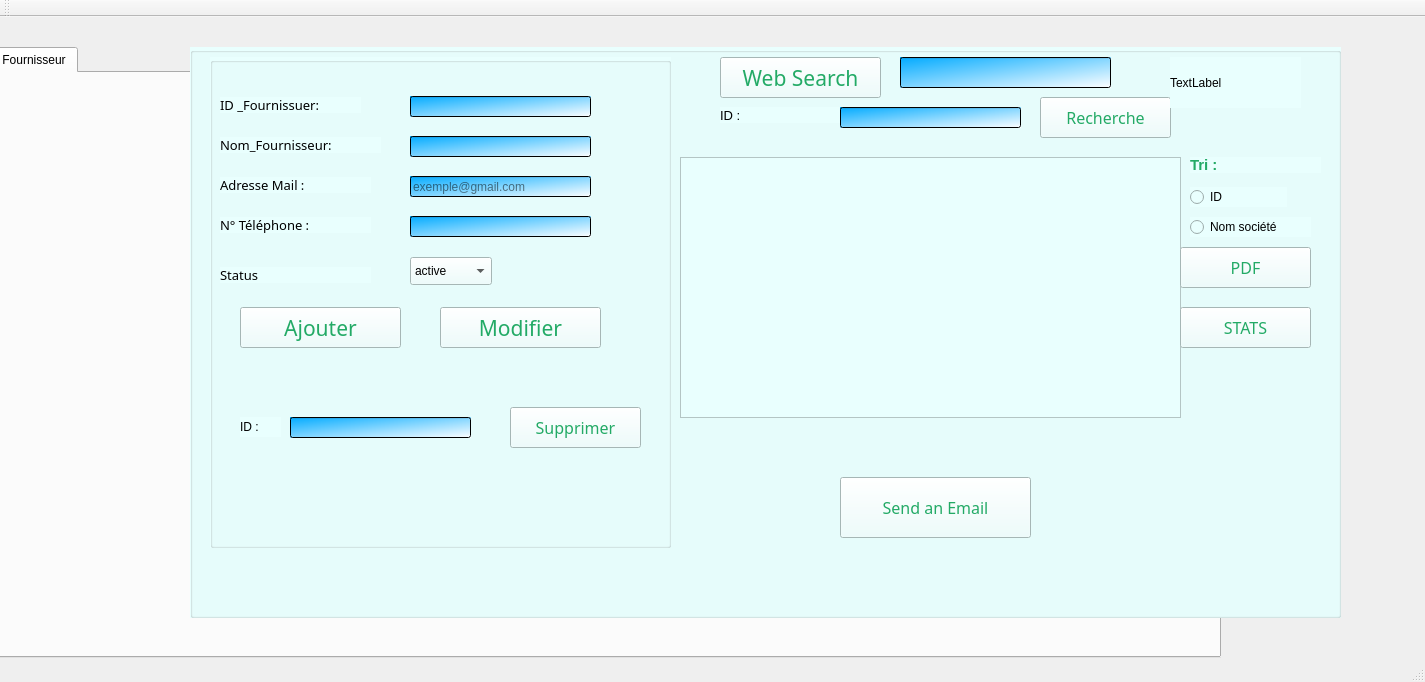
First picture: the form in gestion_fournisseur.ui, repository 24-25PCPP2A27/projet2a-2a27-smart-pharmacy, before the edit.
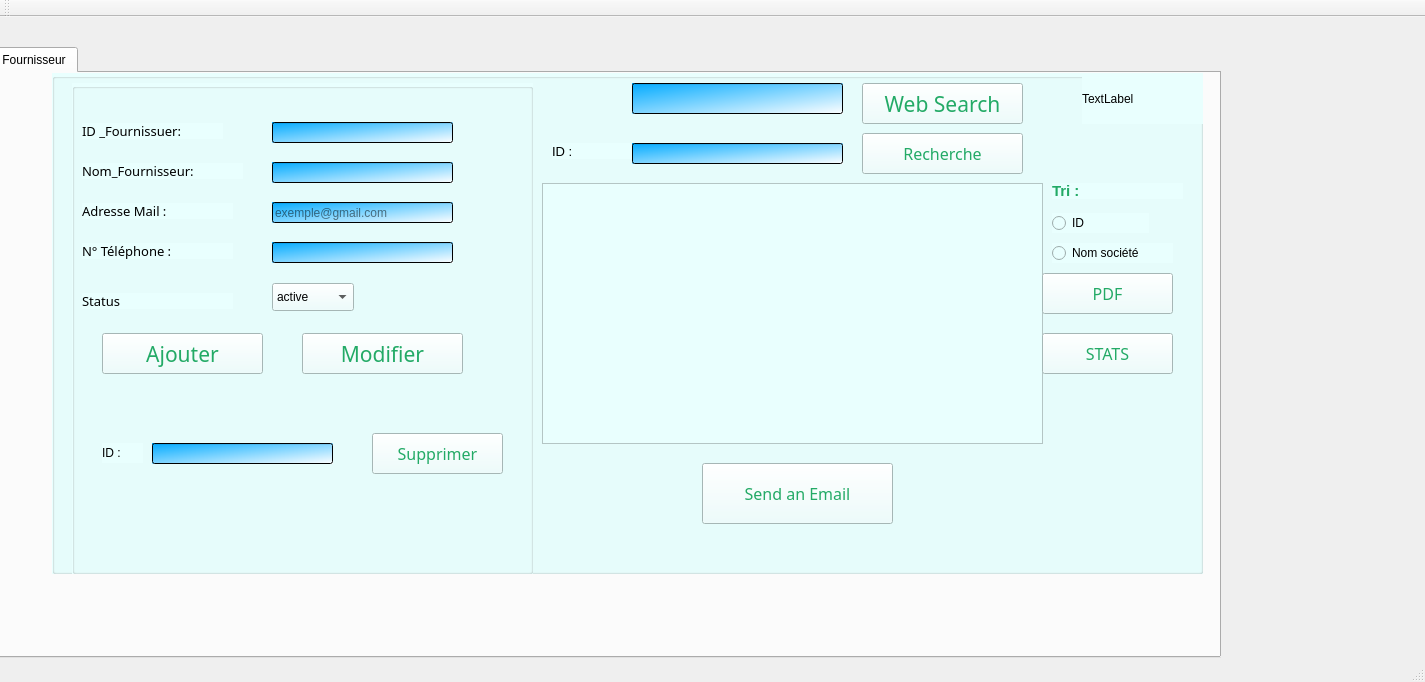
Second picture: the form after the edit. Icons and pictures are not drawn.

The edit to the form file:
```diff
--- a/gestion_fournisseur.ui
+++ b/gestion_fournisseur.ui
@@ -33,15 +33,13 @@
      <attribute name="title">
       <string>Fournisseur</string>
      </attribute>
-    </widget>
-   </widget>
    <widget class="QGroupBox" name="groupBox_3">
     <property name="geometry">
      <rect>
-      <x>190</x>
-      <y>30</y>
+        <x>60</x>
+        <y>0</y>
       <width>1151</width>
-      <height>571</height>
+        <height>501</height>
      </rect>
     </property>
     <property name="styleSheet">
@@ -415,9 +413,9 @@
     <widget class="QLabel" name="label_recherche">
      <property name="geometry">
       <rect>
-       <x>530</x>
-       <y>60</y>
-       <width>131</width>
+         <x>500</x>
+         <y>70</y>
+         <width>91</width>
        <height>16</height>
       </rect>
      </property>
@@ -434,9 +432,9 @@
     <widget class="QLineEdit" name="lineEdit_recherche">
      <property name="geometry">
       <rect>
-       <x>650</x>
-       <y>60</y>
-       <width>181</width>
+         <x>580</x>
+         <y>70</y>
+         <width>211</width>
        <height>21</height>
       </rect>
      </property>
@@ -448,9 +446,9 @@
     <widget class="QPushButton" name="pb_recherche">
      <property name="geometry">
       <rect>
-       <x>850</x>
-       <y>50</y>
-       <width>131</width>
+         <x>810</x>
+         <y>60</y>
+         <width>161</width>
        <height>41</height>
       </rect>
      </property>
@@ -530,8 +528,8 @@
     <widget class="QLabel" name="countdown">
      <property name="geometry">
       <rect>
-       <x>980</x>
-       <y>10</y>
+         <x>1030</x>
+         <y>0</y>
        <width>131</width>
        <height>51</height>
       </rect>
@@ -587,7 +585,7 @@
     <widget class="QPushButton" name="Search_button">
      <property name="geometry">
       <rect>
-       <x>530</x>
+         <x>810</x>
        <y>10</y>
        <width>161</width>
        <height>41</height>
@@ -615,7 +613,7 @@
      <property name="geometry">
       <rect>
        <x>650</x>
-       <y>430</y>
+         <y>390</y>
        <width>191</width>
        <height>61</height>
       </rect>
@@ -636,7 +634,7 @@
     <widget class="QLineEdit" name="search_line_edit">
      <property name="geometry">
       <rect>
-       <x>710</x>
+         <x>580</x>
        <y>10</y>
        <width>211</width>
        <height>31</height>
@@ -649,6 +647,8 @@
      <property name="inputMethodHints">
       <set>Qt::InputMethodHint::ImhLowercaseOnly</set>
      </property>
+      </widget>
+     </widget>
     </widget>
    </widget>
   </widget>
```
Lines whose indentation alone changed are shown as unchanged.
